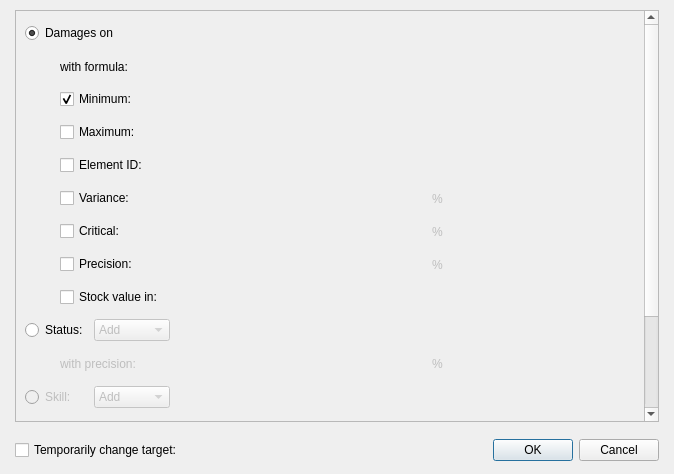
RPG-Paper-Maker/RPG-Paper-Maker, file Editor/Dialogs/Systems/dialogsystemeffect.ui: the form before one commit.
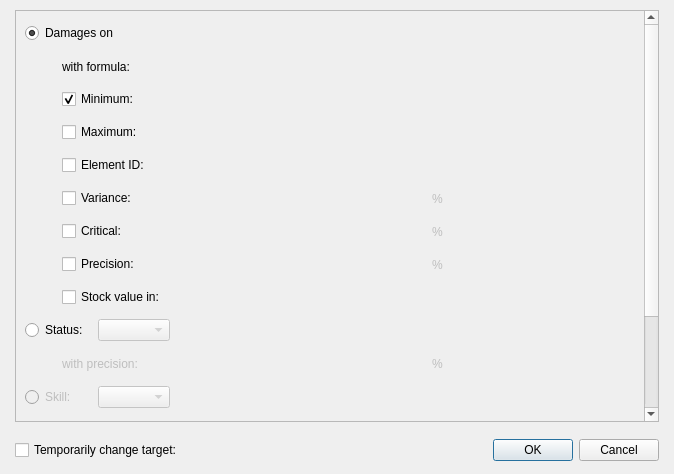
The form after the commit. Custom widgets are drawn as their Qt base class.

The edit to the form file:
```diff
--- a/Editor/Dialogs/Systems/dialogsystemeffect.ui
+++ b/Editor/Dialogs/Systems/dialogsystemeffect.ui
@@ -479,16 +479,6 @@
              <property name="enabled">
               <bool>false</bool>
              </property>
-             <item>
-              <property name="text">
-               <string>Add</string>
-              </property>
-             </item>
-             <item>
-              <property name="text">
-               <string>Remove</string>
-              </property>
-             </item>
             </widget>
            </item>
            <item row="0" column="3" colspan="3">
@@ -613,16 +603,6 @@
              <property name="enabled">
               <bool>false</bool>
              </property>
-             <item>
-              <property name="text">
-               <string>Add</string>
-              </property>
-             </item>
-             <item>
-              <property name="text">
-               <string>Remove</string>
-              </property>
-             </item>
             </widget>
            </item>
            <item row="12" column="3">
```
